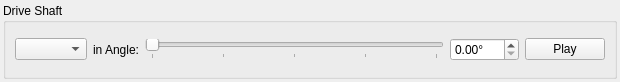
Above: core/panel/run_Drive.ui from KmolYuan/Pyslvs-UI before the change. Below: the same form after it.
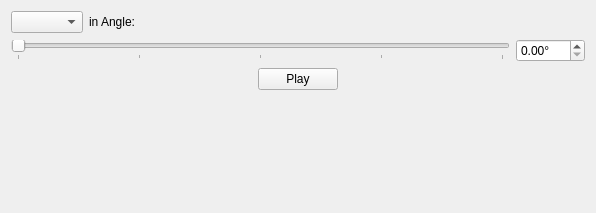
That is the form after the change.

Commit message: Panel open to a new tab, not at bottom of the canvas.

What changed in the file:
```diff
--- a/core/panel/run_Drive.ui
+++ b/core/panel/run_Drive.ui
@@ -6,50 +6,20 @@
    <rect>
     <x>0</x>
     <y>0</y>
-    <width>620</width>
-    <height>82</height>
+    <width>596</width>
+    <height>213</height>
    </rect>
   </property>
   <property name="sizePolicy">
-   <sizepolicy hsizetype="Expanding" vsizetype="Fixed">
+   <sizepolicy hsizetype="Expanding" vsizetype="Expanding">
     <horstretch>0</horstretch>
     <verstretch>0</verstretch>
    </sizepolicy>
   </property>
-  <property name="maximumSize">
-   <size>
-    <width>16777215</width>
-    <height>82</height>
-   </size>
-  </property>
   <property name="windowTitle">
    <string>Form</string>
   </property>
-  <layout class="QHBoxLayout" name="horizontalLayout">
-   <property name="leftMargin">
-    <number>3</number>
-   </property>
-   <property name="topMargin">
-    <number>3</number>
-   </property>
-   <property name="rightMargin">
-    <number>3</number>
-   </property>
-   <property name="bottomMargin">
-    <number>3</number>
-   </property>
-   <item>
-    <widget class="QGroupBox" name="groupBox">
-     <property name="maximumSize">
-      <size>
-       <width>16777215</width>
-       <height>500</height>
-      </size>
-     </property>
-     <property name="title">
-      <string>Drive Shaft</string>
-     </property>
-     <layout class="QHBoxLayout" name="horizontalLayout_3">
+  <layout class="QVBoxLayout" name="verticalLayout">
       <item>
        <layout class="QHBoxLayout" name="horizontalLayout_2">
         <item>
@@ -69,6 +39,23 @@
          </widget>
         </item>
         <item>
+      <spacer name="horizontalSpacer_3">
+       <property name="orientation">
+        <enum>Qt::Horizontal</enum>
+       </property>
+       <property name="sizeHint" stdset="0">
+        <size>
+         <width>40</width>
+         <height>20</height>
+        </size>
+       </property>
+      </spacer>
+     </item>
+    </layout>
+   </item>
+   <item>
+    <layout class="QHBoxLayout" name="horizontalLayout_3">
+     <item>
          <widget class="QSlider" name="Degree">
           <property name="maximum">
            <number>36000</number>
@@ -103,6 +90,23 @@
           </property>
          </widget>
         </item>
+    </layout>
+   </item>
+   <item>
+    <layout class="QHBoxLayout" name="horizontalLayout">
+     <item>
+      <spacer name="horizontalSpacer">
+       <property name="orientation">
+        <enum>Qt::Horizontal</enum>
+       </property>
+       <property name="sizeHint" stdset="0">
+        <size>
+         <width>40</width>
+         <height>20</height>
+        </size>
+       </property>
+      </spacer>
+     </item>
         <item>
          <widget class="QPushButton" name="playButton">
           <property name="text">
@@ -110,10 +114,33 @@
           </property>
          </widget>
         </item>
-       </layout>
-      </item>
-     </layout>
-    </widget>
+     <item>
+      <spacer name="horizontalSpacer_2">
+       <property name="orientation">
+        <enum>Qt::Horizontal</enum>
+       </property>
+       <property name="sizeHint" stdset="0">
+        <size>
+         <width>40</width>
+         <height>20</height>
+        </size>
+       </property>
+      </spacer>
+     </item>
+    </layout>
+   </item>
+   <item>
+    <spacer name="verticalSpacer">
+     <property name="orientation">
+      <enum>Qt::Vertical</enum>
+     </property>
+     <property name="sizeHint" stdset="0">
+      <size>
+       <width>20</width>
+       <height>40</height>
+      </size>
+     </property>
+    </spacer>
    </item>
   </layout>
  </widget>
```
Lines whose indentation alone changed are shown as unchanged. The commit also changes 29 other files.
